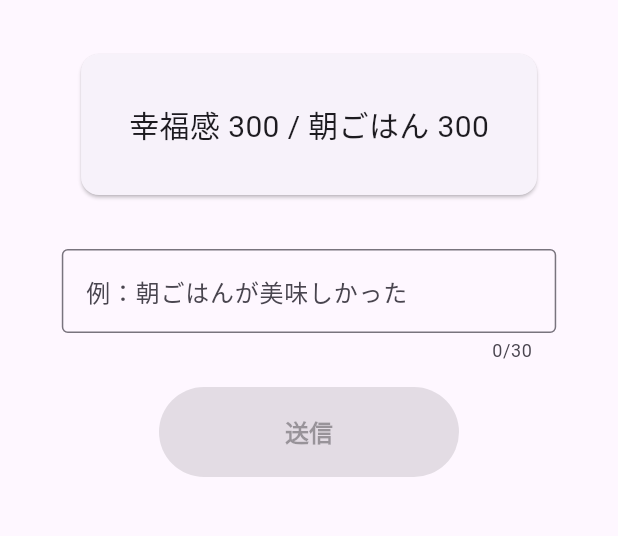
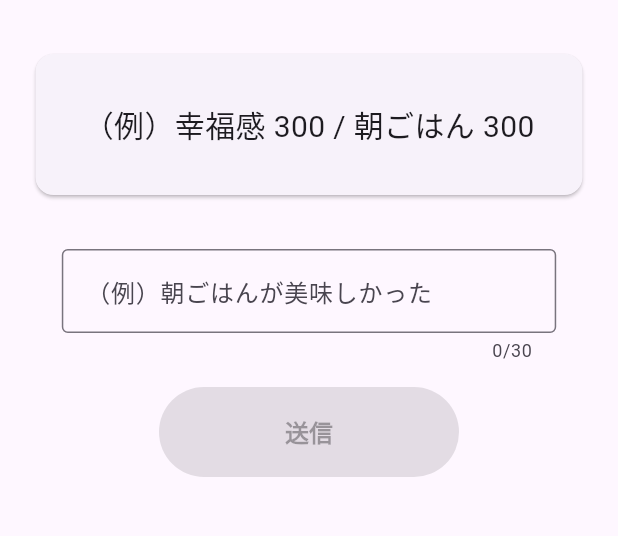
Before and after one commit to taroooth/siwake_joke, a Flutter app: the screen it shows after launch, on a phone screen of 412 x 824 dp, the part 84-620 px from its top. Run offline on Flutter 3.47's test engine with Material 3 defaults, Android fonts, the phone set to English and light mode, and no system bars; our stand-ins replace google_generative_ai.

Commit message:
タイトルと例を修正

```diff
--- a/lib/main.dart
+++ b/lib/main.dart
@@ -176,6 +176,7 @@ class MyApp extends StatelessWidget {
   @override
   Widget build(BuildContext context) {
     return MaterialApp(
+      title: '仕訳に変換',
       debugShowCheckedModeBanner: false,
       home: HomePage(),
     );
@@ -223,7 +224,7 @@ class _HomePageState extends State<HomePage> {
     final sampleCard = _card(
       [
         Shiwake(
-          karikata: Karikata(kamoku: '幸福感', amount: 300),
+          karikata: Karikata(kamoku: '（例）幸福感', amount: 300),
           kashikata: Kashikata(kamoku: '朝ごはん', amount: 300),
         ),
       ],
@@ -265,7 +266,7 @@ class _HomePageState extends State<HomePage> {
                   child: TextField(
                     maxLength: 30,
                     decoration: const InputDecoration(
-                      hintText: '例：朝ごはんが美味しかった',
+                      hintText: '（例）朝ごはんが美味しかった',
                       border: OutlineInputBorder(),
                     ),
                     onChanged: (value) {
```
